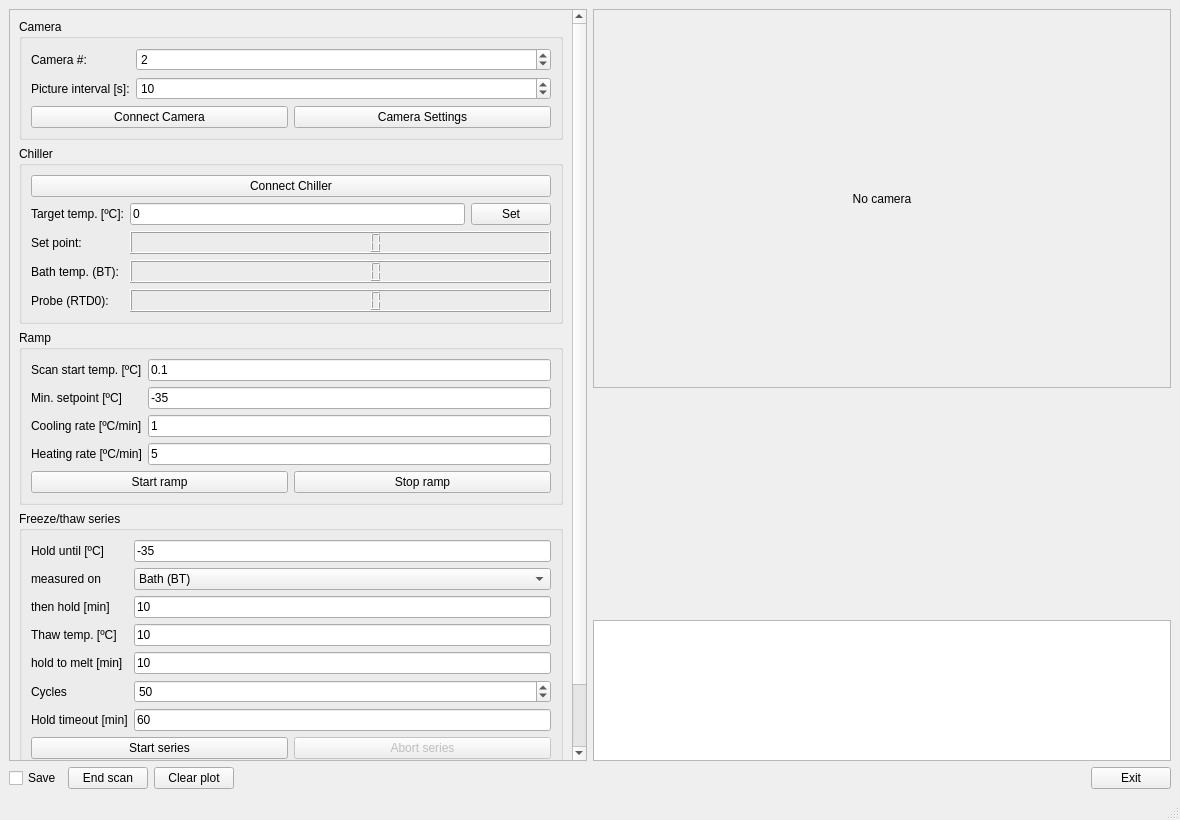
The window that src/gui/experiment.ui (gfogwill/FrESH) describes before a commit, drawn with Qt 5.
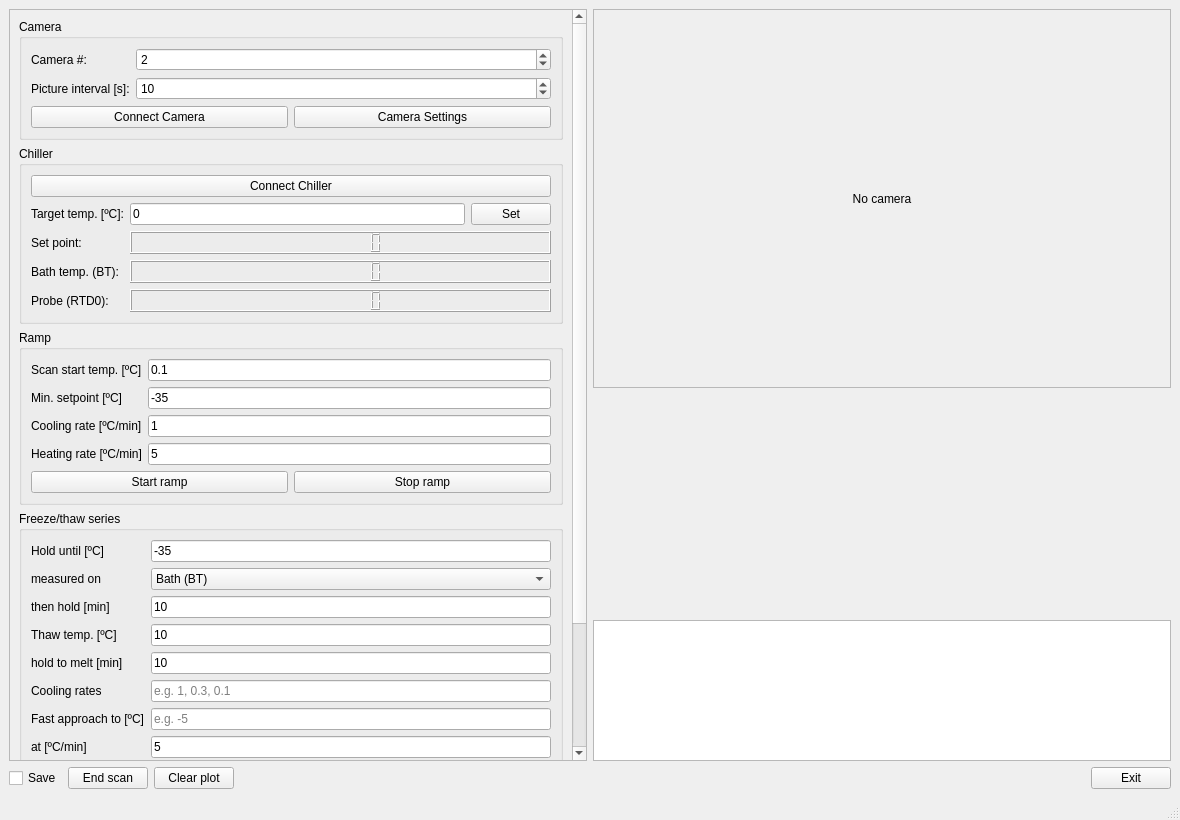
The same window after the commit. Custom widgets are drawn as their Qt base class.

Commit message: Run each cycle at its own cooling rate, with a fast approach

Patch:
```diff
--- a/src/gui/experiment.ui
+++ b/src/gui/experiment.ui
@@ -177,38 +177,64 @@
             <widget class="QLineEdit" name="holdWarmMinutes"><property name="text"><string>10</string></property></widget>
            </item>
            <item row="5" column="0">
-            <widget class="QLabel" name="labelCycles"><property name="text"><string>Cycles</string></property></widget>
+            <widget class="QLabel" name="labelCoolingRates"><property name="text"><string>Cooling rates</string></property></widget>
            </item>
            <item row="5" column="1">
+            <widget class="QLineEdit" name="coolingRates">
+             <property name="text"><string/></property>
+             <property name="placeholderText"><string>e.g. 1, 0.3, 0.1</string></property>
+             <property name="toolTip"><string>One rate per cycle, taken in turn and wrapping round, so the rates interleave instead of running in blocks. Leave empty to use the single cooling rate above for every cycle.</string></property>
+            </widget>
+           </item>
+           <item row="6" column="0">
+            <widget class="QLabel" name="labelApproachTemp"><property name="text"><string>Fast approach to [ºC]</string></property></widget>
+           </item>
+           <item row="6" column="1">
+            <widget class="QLineEdit" name="approachTemp">
+             <property name="text"><string/></property>
+             <property name="placeholderText"><string>e.g. -5</string></property>
+             <property name="toolTip"><string>Cool quickly down to here, then switch to the cycle's own rate for the stretch where freezing happens. Leave empty to run the whole ramp at the assay rate.</string></property>
+            </widget>
+           </item>
+           <item row="7" column="0">
+            <widget class="QLabel" name="labelApproachRate"><property name="text"><string>at [ºC/min]</string></property></widget>
+           </item>
+           <item row="7" column="1">
+            <widget class="QLineEdit" name="approachRate"><property name="text"><string>5</string></property></widget>
+           </item>
+           <item row="8" column="0">
+            <widget class="QLabel" name="labelCycles"><property name="text"><string>Cycles</string></property></widget>
+           </item>
+           <item row="8" column="1">
             <widget class="QSpinBox" name="cyclesSpinBox">
              <property name="minimum"><number>1</number></property>
              <property name="maximum"><number>9999</number></property>
              <property name="value"><number>50</number></property>
             </widget>
            </item>
-           <item row="6" column="0">
+           <item row="9" column="0">
             <widget class="QLabel" name="labelHoldTimeout"><property name="text"><string>Hold timeout [min]</string></property></widget>
            </item>
-           <item row="6" column="1">
+           <item row="9" column="1">
             <widget class="QLineEdit" name="holdTimeoutMinutes">
              <property name="text"><string>60</string></property>
              <property name="toolTip"><string>Give up waiting for the bath after this long and move on to the next phase.</string></property>
             </widget>
            </item>
-           <item row="7" column="0" colspan="2">
+           <item row="10" column="0" colspan="2">
             <layout class="QHBoxLayout" name="startSeriesButtonRow">
              <item><widget class="QPushButton" name="startSeriesButton"><property name="text"><string>Start series</string></property></widget></item>
              <item><widget class="QPushButton" name="abortSeriesButton"><property name="text"><string>Abort series</string></property><property name="enabled"><bool>false</bool></property></widget></item>
             </layout>
            </item>
-           <item row="8" column="0" colspan="2">
+           <item row="11" column="0" colspan="2">
             <widget class="QLabel" name="seriesStatusLabel">
              <property name="styleSheet"><string>font-weight: bold;</string></property>
              <property name="text"><string>Idle</string></property>
              <property name="wordWrap"><bool>true</bool></property>
             </widget>
            </item>
-           <item row="9" column="0" colspan="2">
+           <item row="12" column="0" colspan="2">
             <widget class="QLabel" name="seriesEstimateLabel">
              <property name="text"><string/></property>
              <property name="wordWrap"><bool>true</bool></property>
```
The commit also changes 8 other files.
